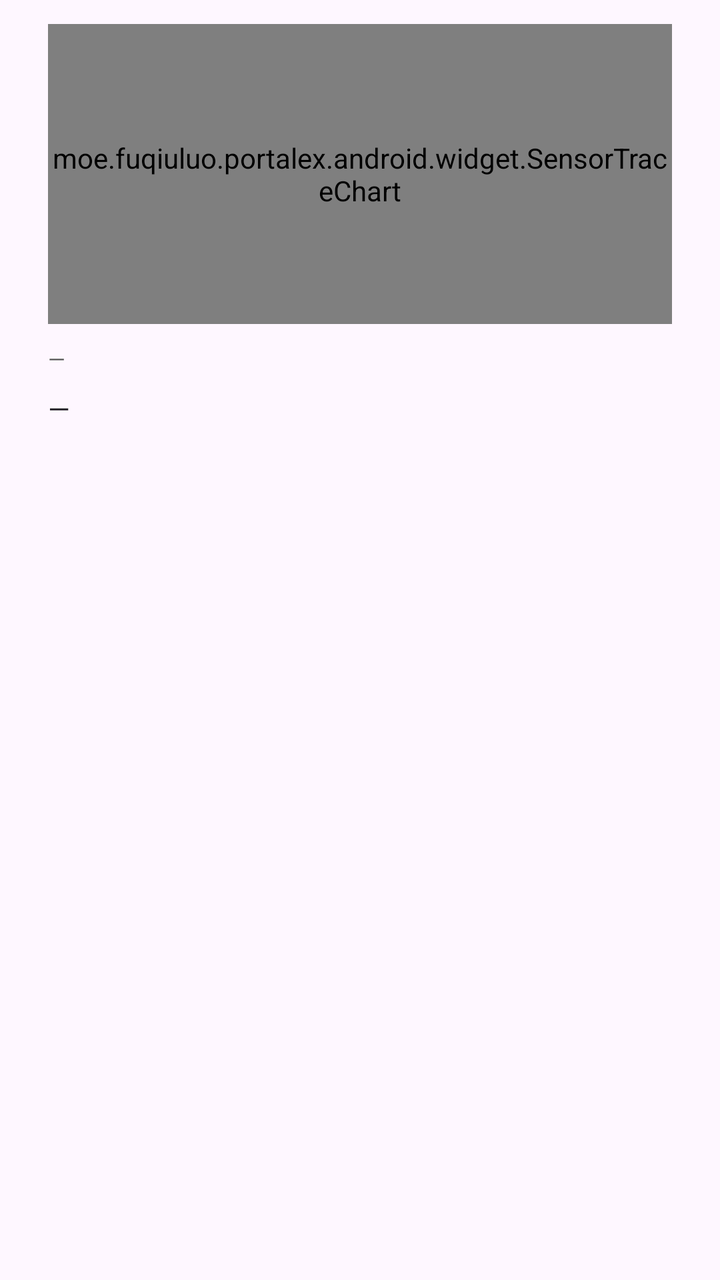
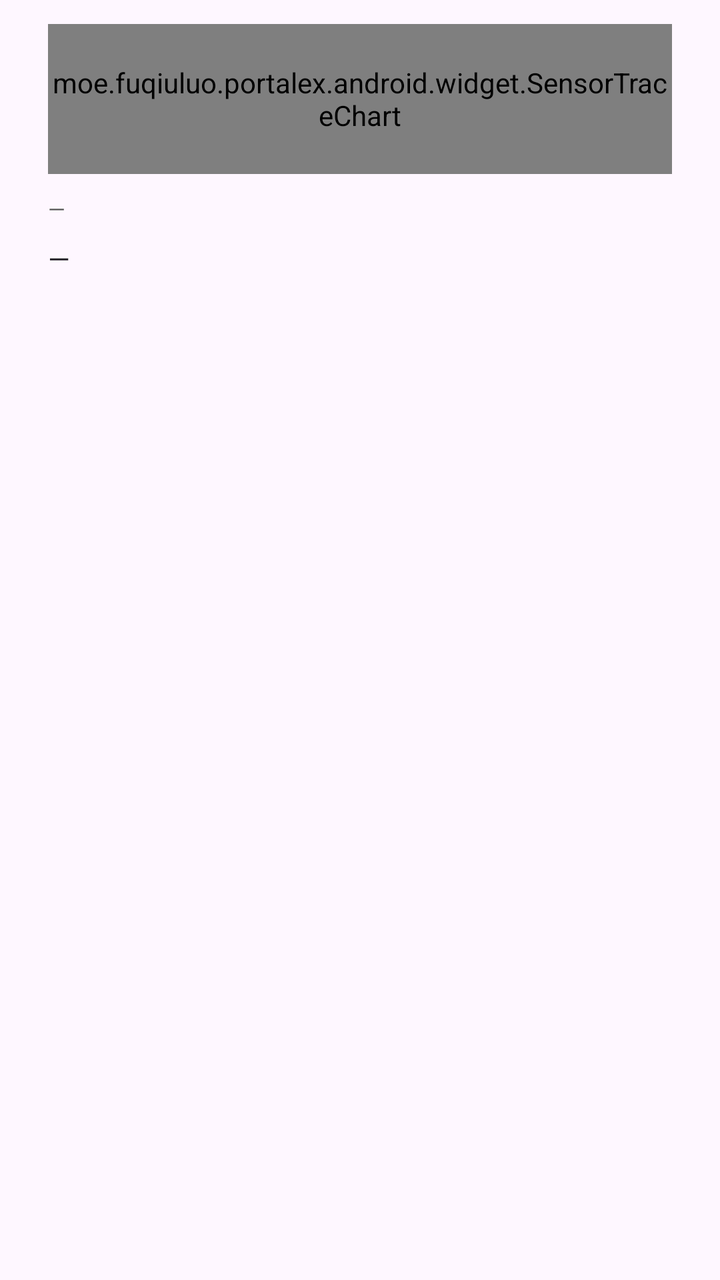

Two renders of the same Android screen: before a commit and after it. Below are the layout's source before the change and the commit's diff.
<!-- AndroidManifest.xml: application theme AppTheme -->
<!-- res/layout/dialog_sensor_trace.xml -->
<?xml version="1.0" encoding="utf-8"?>
<LinearLayout xmlns:android="http://schemas.android.com/apk/res/android"
    android:layout_width="match_parent"
    android:layout_height="wrap_content"
    android:orientation="vertical"
    android:paddingStart="24dp"
    android:paddingEnd="24dp"
    android:paddingTop="8dp"
    android:paddingBottom="4dp">

    <moe.fuqiuluo.portalex.android.widget.SensorTraceChart
        android:id="@+id/trace_chart"
        android:layout_width="match_parent"
        android:layout_height="150dp"
        android:layout_marginTop="4dp" />

    <com.google.android.material.textview.MaterialTextView
        android:id="@+id/trace_caption"
        android:layout_width="match_parent"
        android:layout_height="wrap_content"
        android:layout_marginTop="10dp"
        android:textSize="11sp"
        android:textColor="?attr/colorOnSurfaceVariant"
        android:text="—" />

    <com.google.android.material.textview.MaterialTextView
        android:id="@+id/trace_progress"
        android:layout_width="match_parent"
        android:layout_height="wrap_content"
        android:layout_marginTop="8dp"
        android:textAppearance="?attr/textAppearanceBodyMedium"
        android:text="—" />

</LinearLayout>
<!-- resources referenced by this layout -->
<resources>
  <style name="AppTheme" parent="Theme.Material3.Light.NoActionBar">
          
          <item name="colorPrimary">#5F5F5F</item>
          <item name="colorOnPrimary">#FFFFFF</item>
          <item name="colorPrimaryContainer">#E0E0E0</item>
          <item name="colorOnPrimaryContainer">#1E1E1E</item>
          <item name="colorSecondary">#494949</item>
          <item name="colorOnSecondary">#FFFFFF</item>
          <item name="colorSecondaryContainer">#E7E7E7</item>
          <item name="colorOnSecondaryContainer">#2A2A2A</item>
          <item name="colorSurface">#FFFFFF</item>
          <item name="colorOnSurface">#1A1A1A</item>
          <item name="colorSurfaceVariant">#F0F0F0</item>
          <item name="colorOnSurfaceVariant">#5F5F5F</item>
          <item name="colorOutline">#747474</item>
  
          
          <item name="portalFabIconTint">#1A1A1A</item>
  
          
          <item name="android:statusBarColor">@android:color/transparent</item>
          <item name="android:windowDrawsSystemBarBackgrounds">true</item>
          <item name="android:windowTranslucentStatus">true</item>
          <item name="windowActionModeOverlay">true</item>
          <item name="windowActionBar">false</item>
          <item name="windowNoTitle">true</item>
  
          
          <item name="searchViewStyle">@style/Portal.SearchViewStyle</item>
          <item name="sliderStyle">@style/Portal.SliderTheme</item>
          <item name="android:popupMenuStyle">@style/PortalPopupMenuStyle</item>
      </style>
  <style name="Portal.SearchViewStyle" parent="Widget.AppCompat.SearchView" />
  <style name="Portal.SliderTheme" parent="Widget.Material3.Slider" />
  <style name="PortalPopupMenuStyle" parent="Widget.Material3.PopupMenu">
          <item name="android:popupAnimationStyle">@style/PortalPopupAnimation</item>
      </style>
  <style name="PortalPopupAnimation">
          <item name="android:windowEnterAnimation">@anim/popup_in_top_end</item>
          <item name="android:windowExitAnimation">@anim/popup_out_top_end</item>
      </style>
</resources>

<!-- the commit's change to res/layout/dialog_sensor_trace.xml (unified diff, before → after) -->
@@ -11,7 +11,7 @@
     <moe.fuqiuluo.portalex.android.widget.SensorTraceChart
         android:id="@+id/trace_chart"
         android:layout_width="match_parent"
-        android:layout_height="150dp"
+        android:layout_height="75dp"
         android:layout_marginTop="4dp" />
 
     <com.google.android.material.textview.MaterialTextView
